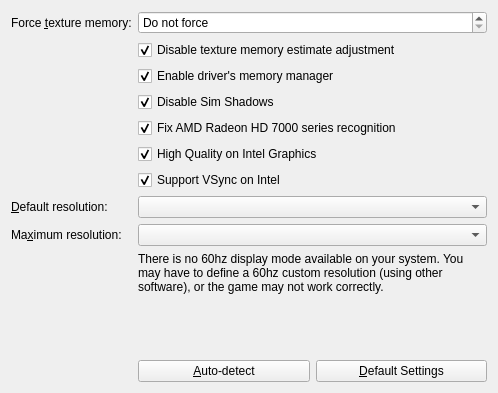
haffmans/graphics-rules-maker, file src/plugins/sims2/sims2settings.ui: the form before one commit.
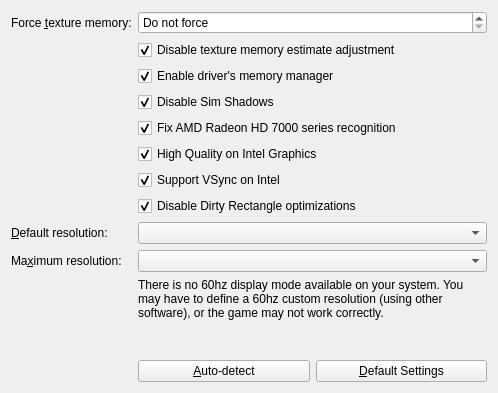
The form after the commit.

Commit message:
Sims 2, Stories: Add tweak to disable dirty rects
Especially on Intel integrated graphics, this can cause intense
flickering. The Dirty Rectangle rendering can also prevents ReShade
depth buffer shaders from working.

This tweak - by default applied only with Intel integrated cards - can
solve those problems.

Patch:
```diff
--- a/src/plugins/sims2/sims2settings.ui
+++ b/src/plugins/sims2/sims2settings.ui
@@ -145,7 +145,23 @@
      </property>
     </widget>
    </item>
-   <item row="7" column="0">
+   <item row="7" column="1">
+    <widget class="QCheckBox" name="disableDirtyRects">
+     <property name="toolTip">
+      <string>Disable Dirty Rectangle rendering optimizations.</string>
+     </property>
+     <property name="whatsThis">
+      <string>&lt;html&gt;&lt;head/&gt;&lt;body&gt;&lt;p&gt;This disables rendering only changed rectangles. These optimizations may cause graphical glitches on some cards, especially Intel integrated ones. They also prevents depth buffer shaders from other tools, like ReShade, from working.&lt;/p&gt;&lt;p&gt;To solve those problems you can enable this tweak.&lt;/p&gt;&lt;/body&gt;&lt;/html&gt;</string>
+     </property>
+     <property name="text">
+      <string>Disable Dirty Rectangle optimizations</string>
+     </property>
+     <property name="checked">
+      <bool>true</bool>
+     </property>
+    </widget>
+   </item>
+   <item row="8" column="0">
     <widget class="QLabel" name="defaultResolutionLabel">
      <property name="text">
       <string>&amp;Default resolution:</string>
@@ -155,7 +171,7 @@
      </property>
     </widget>
    </item>
-   <item row="7" column="1">
+   <item row="8" column="1">
     <widget class="QComboBox" name="defaultResolution">
      <property name="toolTip">
       <string>The initial resolution as applied by the game at first launch.</string>
@@ -165,7 +181,7 @@
      </property>
     </widget>
    </item>
-   <item row="8" column="0">
+   <item row="9" column="0">
     <widget class="QLabel" name="maxResolutionLabel">
      <property name="text">
       <string>Ma&amp;ximum resolution:</string>
@@ -175,7 +191,7 @@
      </property>
     </widget>
    </item>
-   <item row="8" column="1">
+   <item row="9" column="1">
     <widget class="QComboBox" name="maxResolution">
      <property name="toolTip">
       <string>The maximum available resolution (in high quality graphics mode only).</string>
@@ -185,7 +201,7 @@
      </property>
     </widget>
    </item>
-   <item row="9" column="1">
+   <item row="10" column="1">
     <widget class="QLabel" name="no60HzAvailable">
      <property name="sizePolicy">
       <sizepolicy hsizetype="Expanding" vsizetype="Expanding">
@@ -204,7 +220,7 @@
      </property>
     </widget>
    </item>
-   <item row="10" column="1">
+   <item row="11" column="1">
     <layout class="QHBoxLayout" name="defaultsLayout" stretch="0,0">
      <item>
       <widget class="QPushButton" name="autodetect">
```
Left out of the diff: 1 changed line with no effect on the pictures. The commit also changes 19 other files.
